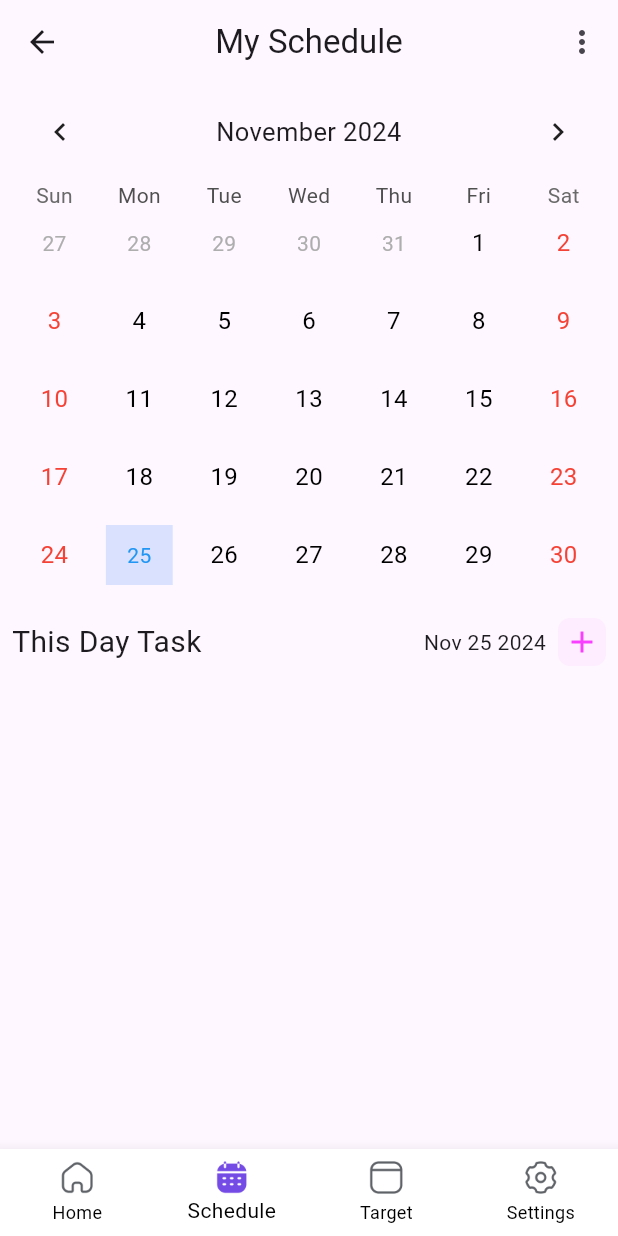
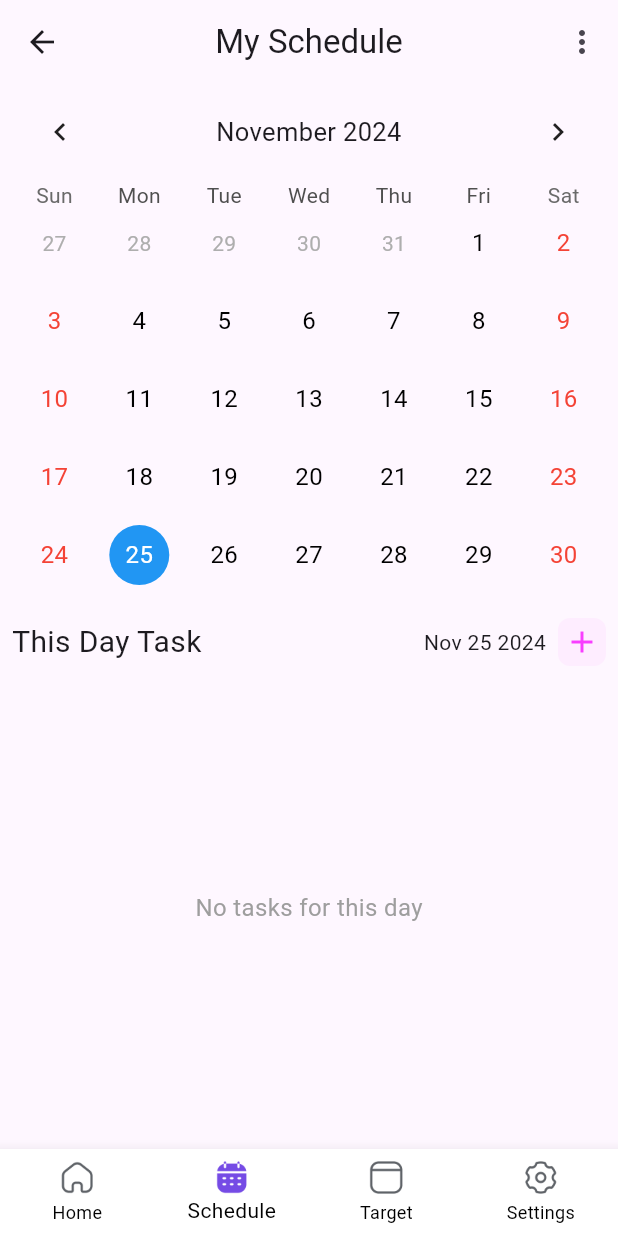
Before and after one commit to chamishkadilina/ladder_up, a Flutter app: the screen it shows after launch, item 2 of the bottom bar chosen, on a phone screen of 412 x 824 dp. Run offline on Flutter 3.47's test engine with Material 3 defaults, Android fonts, the phone set to English and light mode, and no system bars; drawn by our look-alikes of table_calendar.

Commit message:
tasks showed in SchedulePage feature done.

```diff
--- a/lib/models/project.dart
+++ b/lib/models/project.dart
@@ -2,14 +2,13 @@ import 'package:flutter/material.dart';
 import 'package:ladder_up/models/subtask.dart';
 
 class Project {
-  final String title;
+  final String name;
   final IconData icon;
   List<Subtask> subtasks;
 
   Project({
-    required this.title,
+    required this.name,
     required this.icon,
-
     List<Subtask>? subtasks,
   }) : subtasks = subtasks ?? [];
 }
--- a/lib/pages/project_details_page.dart
+++ b/lib/pages/project_details_page.dart
@@ -38,7 +38,7 @@ class ProjectDetailsPage extends StatelessWidget {
           crossAxisAlignment: CrossAxisAlignment.start,
           children: [
             Text(
-              project.title,
+              project.name,
               style: const TextStyle(
                 fontSize: 20,
                 fontWeight: FontWeight.w500,
--- a/lib/pages/schedule_page.dart
+++ b/lib/pages/schedule_page.dart
@@ -1,7 +1,10 @@
 import 'package:flutter/material.dart';
-import 'package:ladder_up/widgets/section_header.dart';
 import 'package:table_calendar/table_calendar.dart';
 import 'package:intl/intl.dart';
+import 'package:provider/provider.dart';
+import 'package:ladder_up/providers/project_provider.dart';
+import 'package:ladder_up/models/subtask.dart';
+import 'package:ladder_up/widgets/section_header.dart';
 
 class SchedulePage extends StatefulWidget {
   const SchedulePage({super.key});
@@ -15,12 +18,50 @@ class _SchedulePageState extends State<SchedulePage> {
   DateTime _focusedDay = DateTime.now();
   DateTime? _selectedDay;
 
+  // Helper method to get tasks for selected date
+  List<Subtask> _getTasksForSelectedDate(ProjectProvider provider) {
+    if (_selectedDay == null) return [];
+
+    List<Subtask> todayTasks = [];
+
+    for (var project in provider.projects) {
+      final projectTasks = project.subtasks.where((task) {
+        if (task.taskdateTime == null) return false;
+        return isSameDay(task.taskdateTime!, _selectedDay!);
+      }).toList();
+      todayTasks.addAll(projectTasks);
+    }
+
+    return todayTasks;
+  }
+
+  // Helper method to get number of tasks for a specific day
+  List<dynamic> _getEventsForDay(DateTime day, ProjectProvider provider) {
+    int taskCount = 0;
+    for (var project in provider.projects) {
+      taskCount += project.subtasks
+          .where((task) =>
+              task.taskdateTime != null && isSameDay(task.taskdateTime!, day))
+          .length;
+    }
+    // Return a list with length equal to number of tasks
+    return List.generate(taskCount, (index) => 'task');
+  }
+
+  @override
+  void initState() {
+    super.initState();
+    _selectedDay = _focusedDay;
+  }
+
   @override
   Widget build(BuildContext context) {
     return Scaffold(
       appBar: AppBar(
         leading: IconButton(
-          onPressed: () {},
+          onPressed: () {
+            Navigator.pop(context);
+          },
           icon: const Icon(Icons.arrow_back),
         ),
         title: const Text('My Schedule'),
@@ -32,14 +73,21 @@ class _SchedulePageState extends State<SchedulePage> {
           ),
         ],
       ),
-      body: Padding(
+      body: Consumer<ProjectProvider>(
+        builder: (context, projectProvider, child) {
+          final tasksForSelectedDate =
+              _getTasksForSelectedDate(projectProvider);
+
+          return Padding(
             padding: const EdgeInsets.symmetric(horizontal: 8.0),
             child: Column(
               children: [
                 // Table calendar view
                 TableCalendar(
-              firstDay: DateTime.utc(DateTime.now().year, DateTime.january, 1),
-              lastDay: DateTime.utc(DateTime.now().year, DateTime.december, 31),
+                  firstDay:
+                      DateTime.utc(DateTime.now().year, DateTime.january, 1),
+                  lastDay:
+                      DateTime.utc(DateTime.now().year, DateTime.december, 31),
                   focusedDay: _focusedDay,
                   headerStyle: const HeaderStyle(
                     titleCentered: true,
@@ -48,19 +96,21 @@ class _SchedulePageState extends State<SchedulePage> {
                   calendarStyle: CalendarStyle(
                     todayDecoration: BoxDecoration(
                       color: Colors.blueAccent.withOpacity(0.2),
+                      shape: BoxShape.circle,
                     ),
                     selectedDecoration: const BoxDecoration(
                       color: Colors.blue,
+                      shape: BoxShape.circle,
                     ),
-                defaultDecoration: const BoxDecoration(
-                  color: Colors.transparent,
+                    markerDecoration: const BoxDecoration(
+                      color: Colors.red,
+                      shape: BoxShape.circle,
                     ),
-                weekendDecoration: const BoxDecoration(
-                  color: Colors.transparent,
-                ),
-                todayTextStyle: const TextStyle(
-                  color: Colors.blue,
-                ),
+                    markersAlignment: Alignment.bottomCenter,
+                    markersAnchor: 0.8,
+                    markerSize: 8,
+                    markerMargin: const EdgeInsets.symmetric(horizontal: 0.8),
+                    todayTextStyle: const TextStyle(color: Colors.blue),
                     selectedTextStyle: const TextStyle(
                       color: Colors.white,
                       fontSize: 16,
@@ -79,12 +129,10 @@ class _SchedulePageState extends State<SchedulePage> {
                     return isSameDay(_selectedDay, day);
                   },
                   onDaySelected: (selectedDay, focusedDay) {
-                if (!isSameDay(_selectedDay, selectedDay)) {
                     setState(() {
                       _selectedDay = selectedDay;
                       _focusedDay = focusedDay;
                     });
-                }
                   },
                   onFormatChanged: (format) {
                     if (_calendarFormat != format) {
@@ -96,16 +144,82 @@ class _SchedulePageState extends State<SchedulePage> {
                   onPageChanged: (focusedDay) {
                     _focusedDay = focusedDay;
                   },
+                  eventLoader: (day) => _getEventsForDay(day, projectProvider),
                 ),
                 const SizedBox(height: 16),
 
-            // This Day Task
+                // This Day Task Sectoion
                 SectionHeader(
                   title: 'This Day Task',
-              selectedDate: DateFormat('MMM dd yyyy').format(_focusedDay),
+                  selectedDate: DateFormat('MMM dd yyyy').format(_selectedDay!),
+                ),
+
+                // Task List
+                Expanded(
+                  child: tasksForSelectedDate.isEmpty
+                      ? const Center(
+                          child: Text(
+                            'No tasks for this day',
+                            style: TextStyle(
+                              color: Colors.grey,
+                              fontSize: 16,
+                            ),
+                          ),
+                        )
+                      : ListView.builder(
+                          itemCount: tasksForSelectedDate.length,
+                          itemBuilder: (context, index) {
+                            final subtask = tasksForSelectedDate[index];
+                            return ListTile(
+                              contentPadding: const EdgeInsets.all(0),
+                              leading: IconButton(
+                                onPressed: () {},
+                                icon: const Icon(Icons.more_vert),
+                              ),
+                              title: Column(
+                                crossAxisAlignment: CrossAxisAlignment.start,
+                                children: [
+                                  Text(
+                                    projectProvider.projects
+                                        .firstWhere((project) =>
+                                            project.subtasks.contains(subtask))
+                                        .name,
+                                    style: const TextStyle(
+                                      fontSize: 14,
+                                      color: Colors.grey,
+                                    ),
+                                  ),
+                                  Text(
+                                    subtask.title,
+                                    style: TextStyle(
+                                      decoration: subtask.isCompleted
+                                          ? TextDecoration.lineThrough
+                                          : TextDecoration.none,
+                                      color: subtask.isCompleted
+                                          ? Colors.grey
+                                          : Colors.black,
+                                    ),
                                   ),
                                 ],
                               ),
+                              trailing: Checkbox(
+                                value: subtask.isCompleted,
+                                onChanged: (value) {
+                                  final project = projectProvider.projects
+                                      .firstWhere(
+                                          (p) => p.subtasks.contains(subtask));
+                                  projectProvider.toggleTaskStatus(
+                                      project, subtask);
+                                },
+                              ),
+                            );
+                          },
+                        ),
+                ),
+              ],
+            ),
+          );
+        },
       ),
     );
   }
--- a/lib/providers/project_provider.dart
+++ b/lib/providers/project_provider.dart
@@ -20,7 +20,7 @@ class ProjectProvider extends ChangeNotifier {
 
   // Add a project
   void addProject(String title, {IconData? icon}) {
-    _projects.add(Project(title: title, icon: icon!));
+    _projects.add(Project(name: title, icon: icon!));
     notifyListeners();
   }
 
--- a/lib/widgets/project_list.dart
+++ b/lib/widgets/project_list.dart
@@ -25,7 +25,7 @@ class ProjectList extends StatelessWidget {
           child: ListTile(
             leading: Icon(project.icon),
             title: Text(
-              project.title,
+              project.name,
               style: const TextStyle(
                 fontSize: 18,
                 fontWeight: FontWeight.w500,
```
Also changed, not shown: lib/widgets/show_custom_snackbar.dart (+5 -2 lines). Lines whose indentation alone changed are shown as unchanged.
